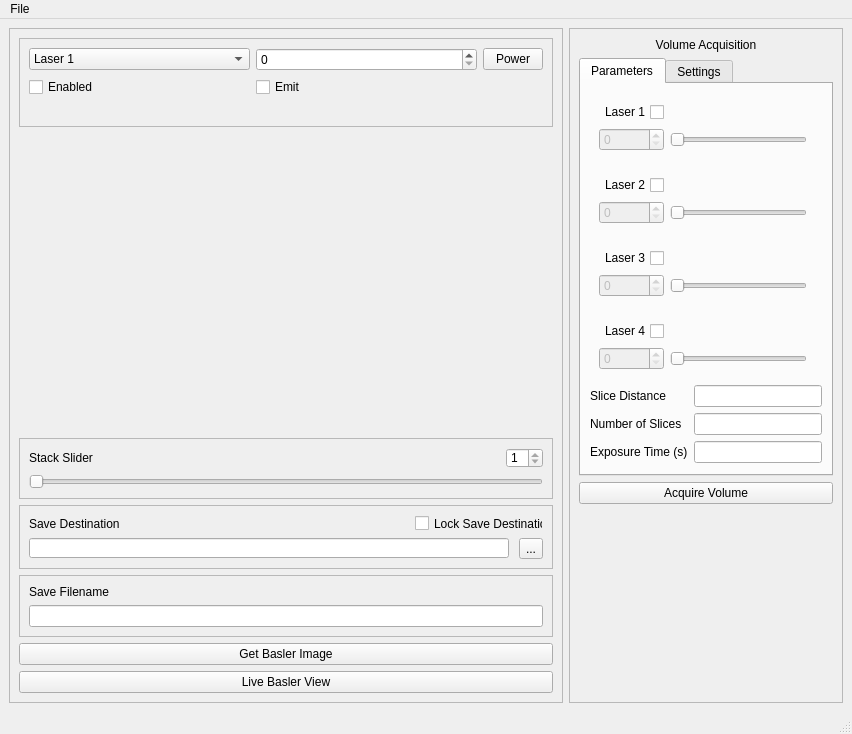
Above: piescope_gui/designer/main.ui from DeMarcoLab/piescope_gui before the change. Below: the same form after it.
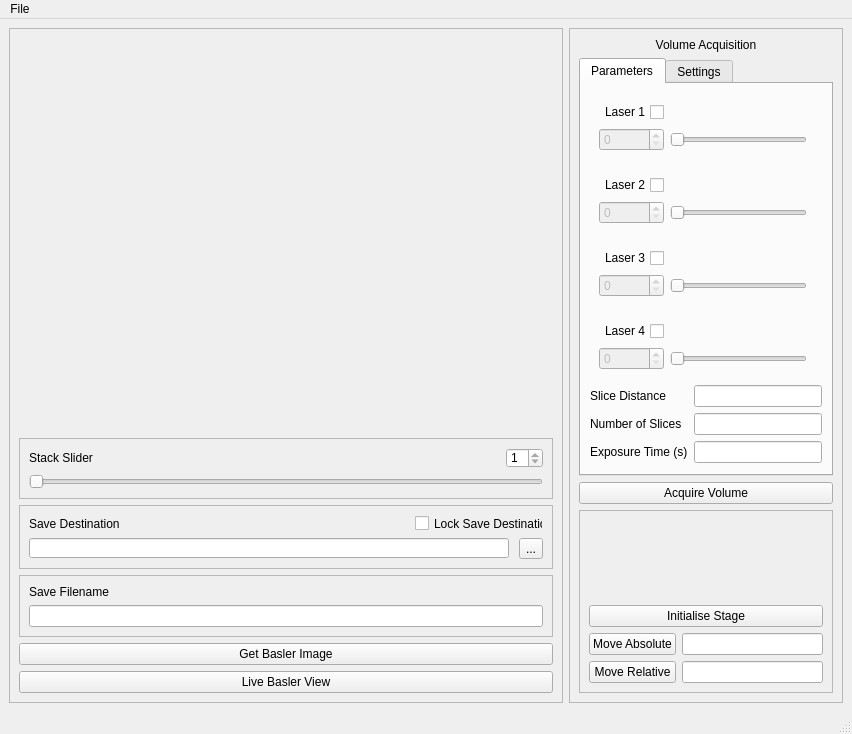
That is the form after the change.

Commit message: Changed UI and added initialise parameter function

What changed in the file:
```diff
--- a/piescope_gui/designer/main.ui
+++ b/piescope_gui/designer/main.ui
@@ -42,7 +42,7 @@
        <enum>QFrame::Raised</enum>
       </property>
       <layout class="QGridLayout" name="gridLayout_4">
-       <item row="4" column="1">
+       <item row="3" column="1">
         <widget class="QFrame" name="frame_slider">
          <property name="frameShape">
           <enum>QFrame::StyledPanel</enum>
@@ -126,7 +126,7 @@
          </layout>
         </widget>
        </item>
-       <item row="5" column="1">
+       <item row="4" column="1">
         <widget class="QFrame" name="frame_save_destination">
          <property name="frameShape">
           <enum>QFrame::StyledPanel</enum>
@@ -193,117 +193,7 @@
          </layout>
         </widget>
        </item>
-       <item row="0" column="1">
-        <widget class="QFrame" name="frame_image">
-         <property name="frameShape">
-          <enum>QFrame::StyledPanel</enum>
-         </property>
-         <property name="frameShadow">
-          <enum>QFrame::Raised</enum>
-         </property>
-         <layout class="QGridLayout" name="gridLayout_3">
-          <item row="2" column="1">
-           <widget class="QCheckBox" name="checkBox_Emit">
-            <property name="text">
-             <string>Emit</string>
-            </property>
-           </widget>
-          </item>
-          <item row="0" column="0">
-           <widget class="QComboBox" name="comboBox_Laser">
-            <item>
-             <property name="text">
-              <string>Laser 1</string>
-             </property>
-            </item>
-            <item>
-             <property name="text">
-              <string>Laser 2</string>
-             </property>
-            </item>
-            <item>
-             <property name="text">
-              <string>Laser 3</string>
-             </property>
-            </item>
-            <item>
-             <property name="text">
-              <string>Laser 4</string>
-             </property>
-            </item>
-           </widget>
-          </item>
-          <item row="0" column="1">
-           <widget class="QSpinBox" name="spinBox_level">
-            <property name="maximum">
-             <number>100</number>
-            </property>
-           </widget>
-          </item>
-          <item row="2" column="0">
-           <widget class="QCheckBox" name="checkBox_Enabled">
-            <property name="text">
-             <string>Enabled</string>
-            </property>
-           </widget>
-          </item>
-          <item row="3" column="0">
-           <widget class="QLabel" name="label_image">
-            <property name="text">
-             <string/>
-            </property>
-            <property name="alignment">
-             <set>Qt::AlignCenter</set>
-            </property>
-           </widget>
-          </item>
-          <item row="0" column="2">
-           <widget class="QPushButton" name="button_power">
-            <property name="enabled">
-             <bool>true</bool>
-            </property>
-            <property name="maximumSize">
-             <size>
-              <width>60</width>
-              <height>16777215</height>
-             </size>
-            </property>
-            <property name="text">
-             <string>Power</string>
-            </property>
-           </widget>
-          </item>
-         </layout>
-        </widget>
-       </item>
-       <item row="2" column="1">
-        <spacer name="verticalSpacer">
-         <property name="orientation">
-          <enum>Qt::Vertical</enum>
-         </property>
-         <property name="sizeHint" stdset="0">
-          <size>
-           <width>20</width>
-           <height>40</height>
-          </size>
-         </property>
-        </spacer>
-       </item>
-       <item row="7" column="1">
-        <widget class="QPushButton" name="button_get_basler">
-         <property name="text">
-          <string>Get Basler Image</string>
-         </property>
-        </widget>
-       </item>
-       <item row="8" column="1">
-        <widget class="QPushButton" name="button_live_basler">
-         <property name="text">
-          <string>Live Basler View</string>
-         </property>
-        </widget>
-       </item>
-       <item row="6" column="1">
+       <item row="5" column="1">
         <widget class="QFrame" name="frame_2">
          <property name="frameShape">
           <enum>QFrame::StyledPanel</enum>
@@ -325,6 +215,33 @@
          </layout>
         </widget>
        </item>
+       <item row="7" column="1">
+        <widget class="QPushButton" name="button_live_basler">
+         <property name="text">
+          <string>Live Basler View</string>
+         </property>
+        </widget>
+       </item>
+       <item row="6" column="1">
+        <widget class="QPushButton" name="button_get_basler">
+         <property name="text">
+          <string>Get Basler Image</string>
+         </property>
+        </widget>
+       </item>
+       <item row="1" column="1">
+        <spacer name="verticalSpacer">
+         <property name="orientation">
+          <enum>Qt::Vertical</enum>
+         </property>
+         <property name="sizeHint" stdset="0">
+          <size>
+           <width>20</width>
+           <height>40</height>
+          </size>
+         </property>
+        </spacer>
+       </item>
       </layout>
      </widget>
     </item>
@@ -336,8 +253,18 @@
       <property name="frameShadow">
        <enum>QFrame::Raised</enum>
       </property>
-      <layout class="QGridLayout" name="gridLayout_6">
-       <item row="1" column="0">
+      <layout class="QVBoxLayout" name="verticalLayout">
+       <item>
+        <widget class="QLabel" name="label_volume_title">
+         <property name="text">
+          <string>Volume Acquisition</string>
+         </property>
+         <property name="alignment">
+          <set>Qt::AlignCenter</set>
+         </property>
+        </widget>
+       </item>
+       <item>
         <widget class="QTabWidget" name="tabwidget_volume">
          <property name="currentIndex">
           <number>0</number>
@@ -615,30 +542,7 @@
          </widget>
         </widget>
        </item>
-       <item row="0" column="0">
-        <widget class="QLabel" name="label_volume_title">
-         <property name="text">
-          <string>Volume Acquisition</string>
-         </property>
-         <property name="alignment">
-          <set>Qt::AlignCenter</set>
-         </property>
-        </widget>
-       </item>
-       <item row="3" column="0">
-        <spacer name="verticalSpacer_5">
-         <property name="orientation">
-          <enum>Qt::Vertical</enum>
-         </property>
-         <property name="sizeHint" stdset="0">
-          <size>
-           <width>20</width>
-           <height>40</height>
-          </size>
-         </property>
-        </spacer>
-       </item>
-       <item row="2" column="0">
+       <item>
         <widget class="QPushButton" name="pushButton_volume">
          <property name="text">
           <string>Acquire Volume</string>
@@ -648,6 +552,58 @@
          </property>
         </widget>
        </item>
+       <item>
+        <widget class="QFrame" name="frame">
+         <property name="frameShape">
+          <enum>QFrame::StyledPanel</enum>
+         </property>
+         <property name="frameShadow">
+          <enum>QFrame::Raised</enum>
+         </property>
+         <layout class="QGridLayout" name="gridLayout_6">
+          <item row="2" column="1">
+           <widget class="QLineEdit" name="lineEdit_move_absolute"/>
+          </item>
+          <item row="3" column="0">
+           <widget class="QPushButton" name="pushButton_move_relative">
+            <property name="text">
+             <string>Move Relative</string>
+            </property>
+           </widget>
+          </item>
+          <item row="2" column="0">
+           <widget class="QPushButton" name="pushButton_move_absolute">
+            <property name="text">
+             <string>Move Absolute</string>
+            </property>
+           </widget>
+          </item>
+          <item row="3" column="1">
+           <widget class="QLineEdit" name="lineEdit_move_relative"/>
+          </item>
+          <item row="1" column="0" colspan="2">
+           <widget class="QPushButton" name="pushButton_initialise_stage">
+            <property name="text">
+             <string>Initialise Stage</string>
+            </property>
+           </widget>
+          </item>
+          <item row="0" column="0">
+           <spacer name="verticalSpacer_2">
+            <property name="orientation">
+             <enum>Qt::Vertical</enum>
+            </property>
+            <property name="sizeHint" stdset="0">
+             <size>
+              <width>20</width>
+              <height>40</height>
+             </size>
+            </property>
+           </spacer>
+          </item>
+         </layout>
+        </widget>
+       </item>
       </layout>
      </widget>
     </item>
```
The commit also changes 3 other files.
